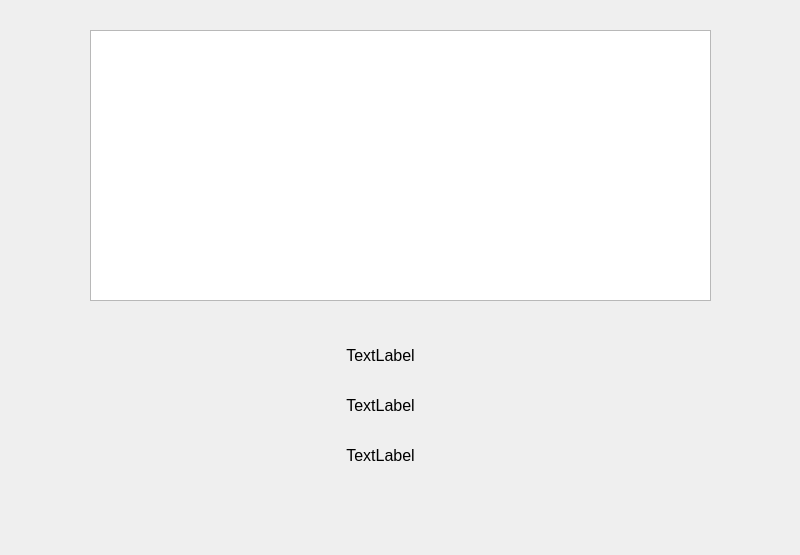
Qt form cpu/cpuinfowidget.ui (Codevka/qttop) before a commit.
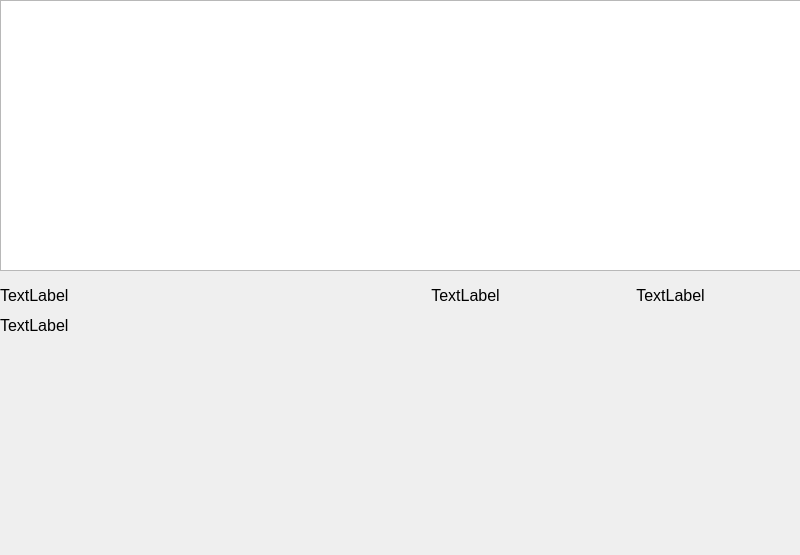
The same form after that commit. Custom widgets are drawn as their Qt base class.

Commit message: fix: better UI display

Patch:
```diff
--- a/cpu/cpuinfowidget.ui
+++ b/cpu/cpuinfowidget.ui
@@ -16,9 +16,9 @@
   <widget class="QLabel" name="label_cpu_name">
    <property name="geometry">
     <rect>
-     <x>160</x>
-     <y>340</y>
-     <width>441</width>
+     <x>0</x>
+     <y>280</y>
+     <width>401</width>
      <height>31</height>
     </rect>
    </property>
@@ -37,15 +37,18 @@
     <bool>false</bool>
    </property>
    <property name="alignment">
-    <set>Qt::AlignCenter</set>
+    <set>Qt::AlignLeading|Qt::AlignLeft|Qt::AlignVCenter</set>
+   </property>
+   <property name="margin">
+    <number>0</number>
    </property>
   </widget>
   <widget class="QLabel" name="label_cpu_hz">
    <property name="geometry">
     <rect>
-     <x>160</x>
-     <y>390</y>
-     <width>441</width>
+     <x>380</x>
+     <y>280</y>
+     <width>171</width>
      <height>31</height>
     </rect>
    </property>
@@ -70,8 +73,8 @@
   <widget class="QLabel" name="label_cpu_load_avg">
    <property name="geometry">
     <rect>
-     <x>160</x>
-     <y>440</y>
+     <x>0</x>
+     <y>310</y>
      <width>441</width>
      <height>31</height>
     </rect>
@@ -91,19 +94,46 @@
     <bool>false</bool>
    </property>
    <property name="alignment">
-    <set>Qt::AlignCenter</set>
+    <set>Qt::AlignLeading|Qt::AlignLeft|Qt::AlignVCenter</set>
    </property>
   </widget>
   <widget class="ChartView" name="cpu_graphicsView">
    <property name="geometry">
     <rect>
-     <x>90</x>
-     <y>30</y>
-     <width>621</width>
+     <x>0</x>
+     <y>0</y>
+     <width>801</width>
      <height>271</height>
     </rect>
    </property>
   </widget>
+  <widget class="QLabel" name="label_cpu_percent">
+   <property name="geometry">
+    <rect>
+     <x>550</x>
+     <y>280</y>
+     <width>241</width>
+     <height>31</height>
+    </rect>
+   </property>
+   <property name="font">
+    <font>
+     <pointsize>12</pointsize>
+    </font>
+   </property>
+   <property name="layoutDirection">
+    <enum>Qt::LeftToRight</enum>
+   </property>
+   <property name="text">
+    <string>TextLabel</string>
+   </property>
+   <property name="scaledContents">
+    <bool>false</bool>
+   </property>
+   <property name="alignment">
+    <set>Qt::AlignCenter</set>
+   </property>
+  </widget>
  </widget>
  <customwidgets>
   <customwidget>
```
The commit also changes 3 other files.
